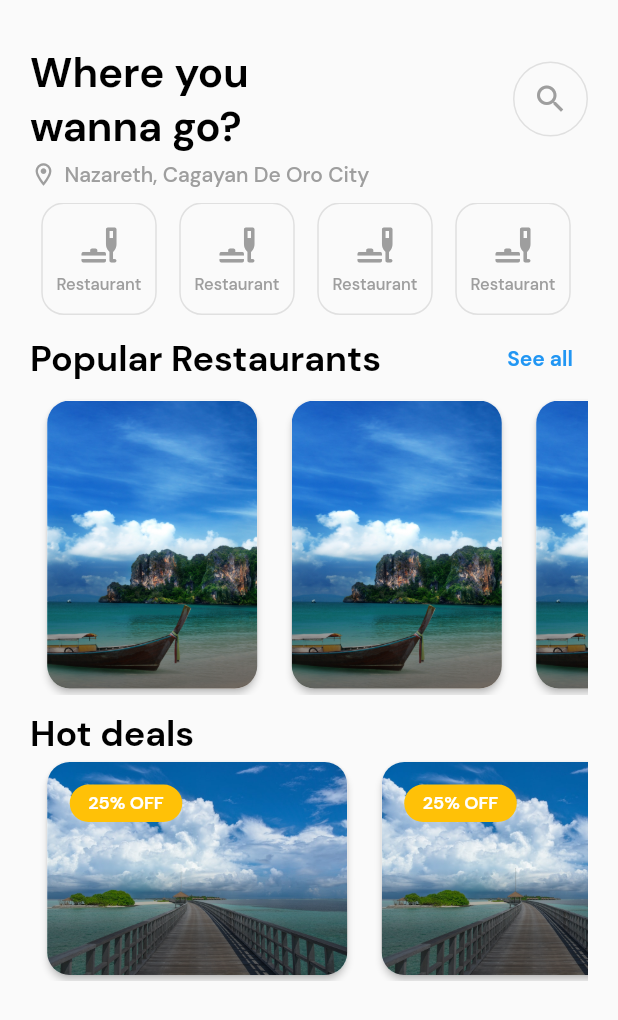
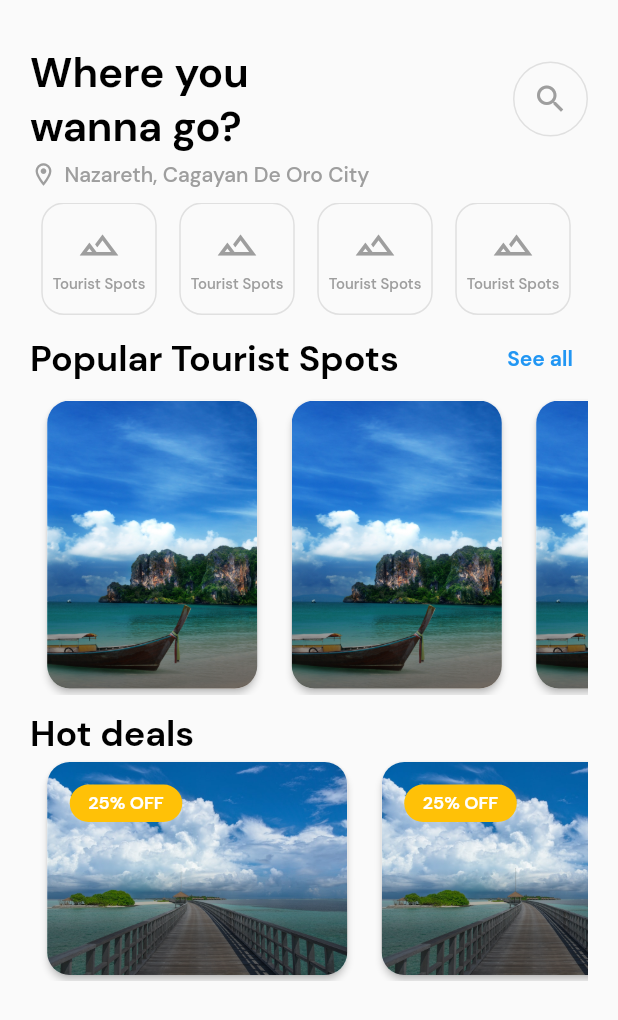
Before and after one commit to lansoyyy/hotel_booking_app, a Flutter app: the screen it shows after launch, on a phone screen of 412 x 824 dp. Shown: the top 1020 px of the screen. Run offline on Flutter 3.47's test engine with Material 2 defaults, Android fonts, the phone set to English and light mode, and no system bars.

```diff
--- a/lib/screens/home_screen.dart
+++ b/lib/screens/home_screen.dart
@@ -81,7 +81,7 @@ class HomeScreen extends StatelessWidget {
                               mainAxisAlignment: MainAxisAlignment.center,
                               children: [
                                 const Icon(
-                                  Icons.brunch_dining_rounded,
+                                  Icons.landscape_outlined,
                                   color: Colors.grey,
                                   size: 28,
                                 ),
@@ -89,8 +89,8 @@ class HomeScreen extends StatelessWidget {
                                   height: 5,
                                 ),
                                 TextWidget(
-                                  text: 'Restaurant',
-                                  fontSize: 11,
+                                  text: 'Tourist Spots',
+                                  fontSize: 10,
                                   color: Colors.grey,
                                   fontFamily: 'Medium',
                                 ),
@@ -108,7 +108,7 @@ class HomeScreen extends StatelessWidget {
                 mainAxisAlignment: MainAxisAlignment.spaceBetween,
                 children: [
                   TextWidget(
-                    text: 'Popular Restaurants',
+                    text: 'Popular Tourist Spots',
                     fontSize: 24,
                     fontFamily: 'Bold',
                   ),
```
